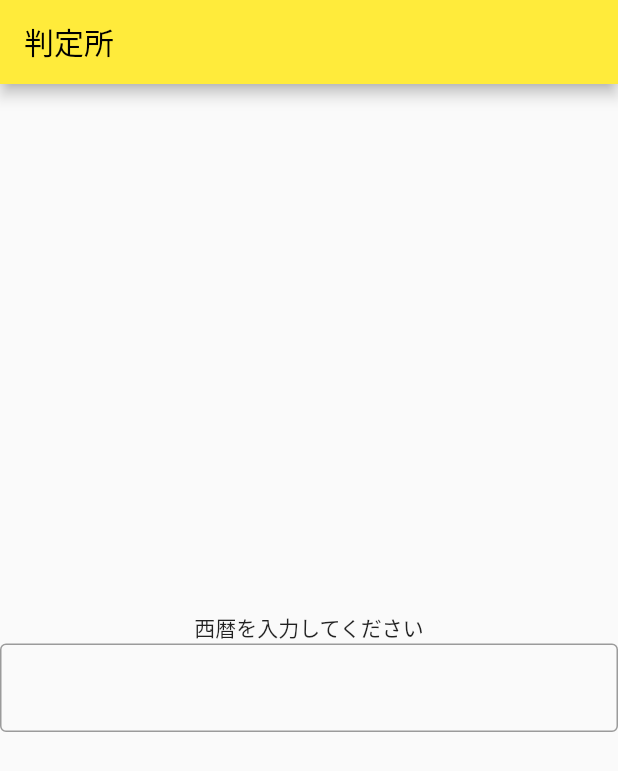
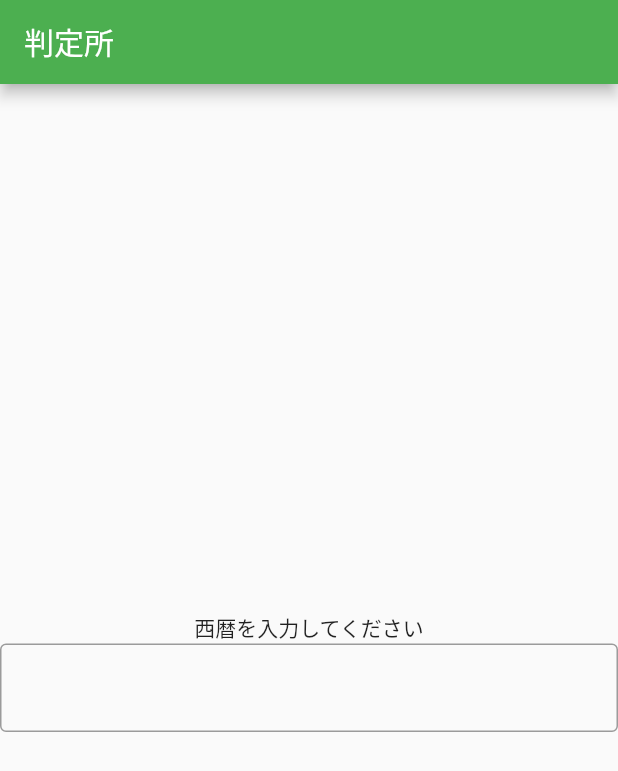
Before and after one commit to shinonome-inc/mobile_kazuki_basic_flutter, a Flutter app: the screen it shows after launch, on a phone screen of 412 x 824 dp. Shown: the top 771 px of the screen. Run offline on Flutter 3.47's test engine with Material 2 defaults, Android fonts, the phone set to English and light mode, and no system bars.

Commit message:
閏年判定アプリ作成

```diff
--- a/leap_year_app/lib/main.dart
+++ b/leap_year_app/lib/main.dart
@@ -11,7 +11,7 @@ class MyApp extends StatelessWidget {
     return MaterialApp(
       title: 'Flutter　Demo',
       theme: ThemeData(
-        primarySwatch: Colors.yellow,
+        primarySwatch: Colors.green,
       ),
       home: const MyHomePage(title: '判定所'),
     );
```
